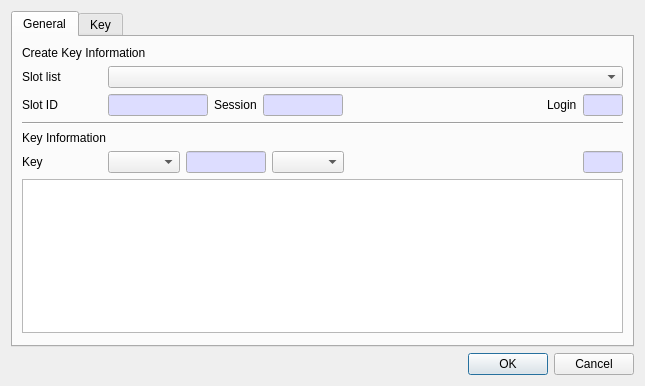
Before: the Qt Designer form CryptokiMan/create_key_dlg.ui in jykim74/CryptokiMan, drawn with Qt 5.
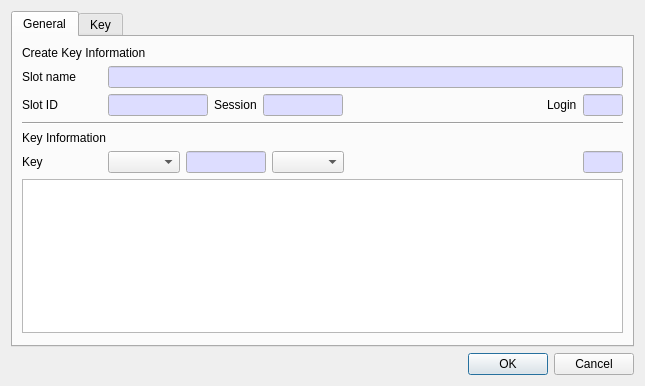
After: the same form once the commit is applied.

Commit message: Slot List 를 모두 Slot Name 변경

Diff of the .ui file:
```diff
--- a/CryptokiMan/create_key_dlg.ui
+++ b/CryptokiMan/create_key_dlg.ui
@@ -45,17 +45,41 @@
             </size>
            </property>
            <property name="text">
-            <string>Slot list</string>
+            <string>Slot name</string>
            </property>
           </widget>
          </item>
          <item row="0" column="1">
-          <widget class="QComboBox" name="mSlotsCombo">
-           <property name="sizePolicy">
-            <sizepolicy hsizetype="Preferred" vsizetype="Fixed">
-             <horstretch>1</horstretch>
-             <verstretch>0</verstretch>
-            </sizepolicy>
+          <widget class="QLineEdit" name="mSlotNameText">
+           <property name="palette">
+            <palette>
+             <active>
+              <colorrole role="Base">
+               <brush brushstyle="SolidPattern">
+                <color alpha="255">
+                 <red>221</red>
+                 <green>221</green>
+                 <blue>255</blue>
+                </color>
+               </brush>
+              </colorrole>
+             </active>
+             <inactive>
+              <colorrole role="Base">
+               <brush brushstyle="SolidPattern">
+                <color alpha="255">
+                 <red>221</red>
+                 <green>221</green>
+                 <blue>255</blue>
+                </color>
+               </brush>
+              </colorrole>
+             </inactive>
+             <disabled/>
+            </palette>
+           </property>
+           <property name="readOnly">
+            <bool>true</bool>
            </property>
           </widget>
          </item>
```
Left out of the diff: 1 changed line with no effect on the pictures. The commit also changes 116 other files.
